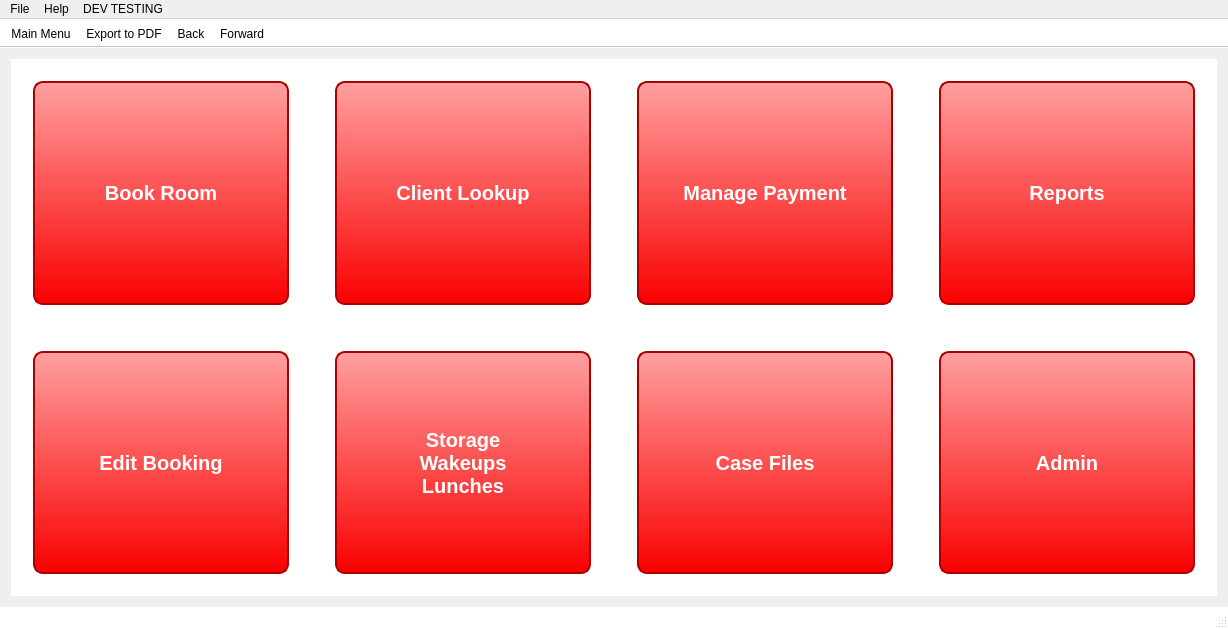
Before: the Qt Designer form ArcApp/mainwindow.ui in Arc-Project/Arc, drawn with Qt 5.
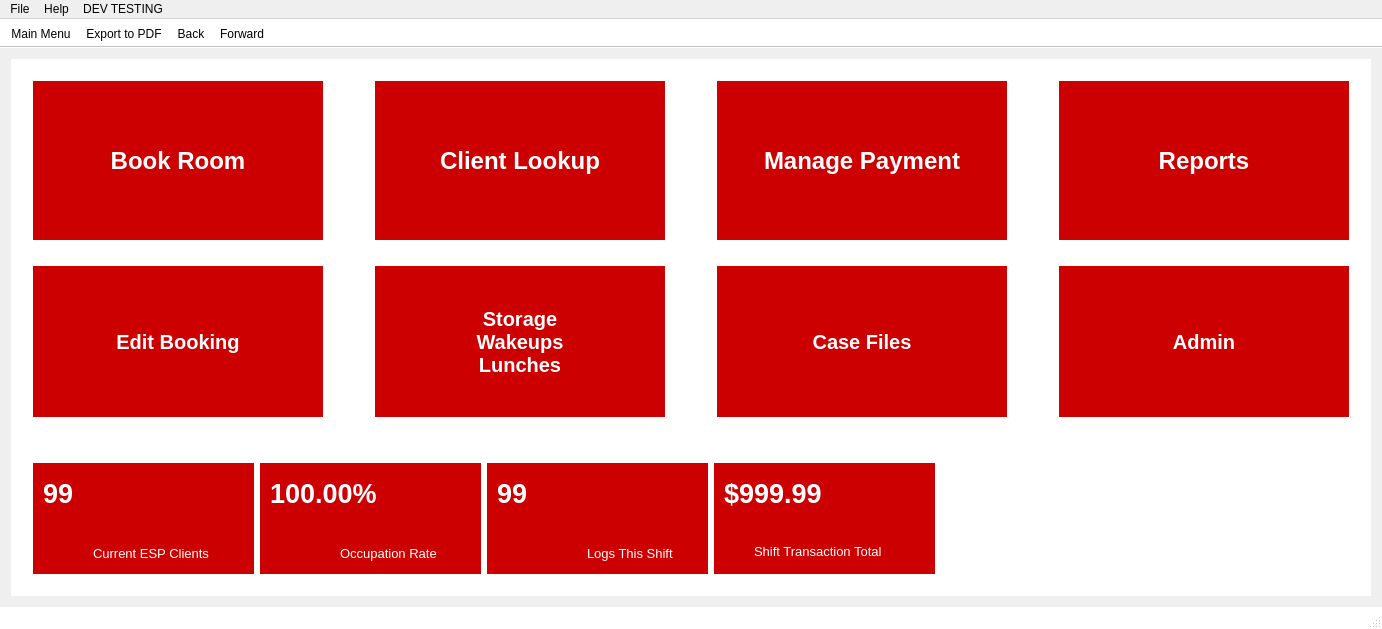
After: the same form once the commit is applied. The open tabs and pages were chosen to show the change. Icons and pictures are not drawn.

Diff of the .ui file:
```diff
--- a/ArcApp/mainwindow.ui
+++ b/ArcApp/mainwindow.ui
@@ -33,10 +33,15 @@
 
 
 QWidget#wdg_mainScreen QPushButton, QWidget#wdg_admin QPushButton/*, QWidget#wdg_reports QPushButton*/{
-	border: 2px solid #ab0000;
-	border-radius: 10px;
+/*	border: 2px solid #ab0000;*/
+	border: 0px;
+/*	border-radius: 10px; */
 	color: white;
-	background-color: qlineargradient(x1: 0, y1: 0, x2: 0, y2: 1, stop: 0 #ffa0a0, stop: 1 #f90000);
+/*	background-color: qlineargradient(x1: 0, y1: 0, x2: 0, y2: 1, stop: 0 #ffa0a0, stop: 1 #f90000); */
+/*	background-color: qlineargradient(spread:pad, x1:0.488, y1:0.7, x2:0.488, y2:1, stop:0.661692 rgba(225,68,39, 255), stop:1 rgba(255, 234, 234, 255)); */
+
+	background-color: #CC0000;
+
 }
 
 QWidget#wdg_mainScreen QPushButton:hover, QWidget#wdg_admin QPushButton:hover/*, QWidget#wdg_reports QPushButton:hover*/{
@@ -54,6 +59,7 @@
 QWidget#wdg_cashTotal{
 	background-color: #E84C3D;
 
+
 }
 QWidget#wdg_debitTotal{
 	background-color: #3598DB;
@@ -65,13 +71,35 @@
 	background-color: #1ABC9C;
 }
 
-QWidget#wdg_cashTotal QLabel, QWidget#wdg_debitTotal QLabel, QWidget#wdg_cheqTotal QLabel, QWidget#wdg_shiftTotal QLabel{
+QWidget#wdg_cashTotal QLabel, QWidget#wdg_debitTotal QLabel, QWidget#wdg_cheqTotal QLabel, QWidget#wdg_shiftTotal QLabel,
+QWidget#wdg_logsOnShift QLabel, QWidget#wdg_occRate QLabel, QWidget#wdg_totalESP QLabel, QWidget#wdg_transTotal QLabel
+{
 	color: white;
 }
 
 QLabel#lbl_editUserWarning{
 	color: red;
 }
+
+QWidget#wdg_logsOnShift {
+	/*background-color: #75B500;*/
+	background-color: #CC0000;
+}
+
+QWidget#wdg_occRate {
+	/*background-color: #EBB925;*/
+	background-color: #CC0000;
+}
+
+QWidget#wdg_totalESP {
+/*	background-color: #6AD0E1; */
+	background-color: #CC0000;
+}
+
+QWidget#wdg_transTotal {
+/*	background-color: #F18430;*/
+	background-color: #CC0000;
+}
 </string>
   </property>
   <widget class="QWidget" name="centralWidget">
@@ -86,11 +114,43 @@
         <item row="0" column="0">
          <widget class="QWidget" name="wdg_mainScreen" native="true">
           <layout class="QGridLayout" name="gridLayout_8">
-           <item row="0" column="2">
+           <item row="0" column="0" rowspan="2">
+            <widget class="QPushButton" name="bookButton">
+             <property name="sizePolicy">
+              <sizepolicy hsizetype="Minimum" vsizetype="Fixed">
+               <horstretch>0</horstretch>
+               <verstretch>0</verstretch>
+              </sizepolicy>
+             </property>
+             <property name="minimumSize">
+              <size>
+               <width>290</width>
+               <height>151</height>
+              </size>
+             </property>
+             <property name="maximumSize">
+              <size>
+               <width>437</width>
+               <height>264</height>
+              </size>
+             </property>
+             <property name="font">
+              <font>
+               <pointsize>18</pointsize>
+               <weight>75</weight>
+               <bold>true</bold>
+              </font>
+             </property>
+             <property name="text">
+              <string>Book Room</string>
+             </property>
+            </widget>
+           </item>
+           <item row="0" column="2" rowspan="2">
             <widget class="QPushButton" name="clientButton">
              <property name="minimumSize">
               <size>
-               <width>250</width>
+               <width>290</width>
                <height>151</height>
               </size>
              </property>
@@ -102,7 +162,7 @@
              </property>
              <property name="font">
               <font>
-               <pointsize>15</pointsize>
+               <pointsize>18</pointsize>
                <weight>75</weight>
                <bold>true</bold>
               </font>
@@ -112,11 +172,111 @@
              </property>
             </widget>
            </item>
+           <item row="0" column="1">
+            <spacer name="horizontalSpacer">
+             <property name="orientation">
+              <enum>Qt::Horizontal</enum>
+             </property>
+             <property name="sizeType">
+              <enum>QSizePolicy::Fixed</enum>
+             </property>
+             <property name="sizeHint" stdset="0">
+              <size>
+               <width>40</width>
+               <height>20</height>
+              </size>
+             </property>
+            </spacer>
+           </item>
+           <item row="0" column="3">
+            <spacer name="horizontalSpacer_3">
+             <property name="orientation">
+              <enum>Qt::Horizontal</enum>
+             </property>
+             <property name="sizeType">
+              <enum>QSizePolicy::Fixed</enum>
+             </property>
+             <property name="sizeHint" stdset="0">
+              <size>
+               <width>40</width>
+               <height>20</height>
+              </size>
+             </property>
+            </spacer>
+           </item>
+           <item row="0" column="4" rowspan="2">
+            <widget class="QPushButton" name="paymentButton">
+             <property name="minimumSize">
+              <size>
+               <width>290</width>
+               <height>151</height>
+              </size>
+             </property>
+             <property name="maximumSize">
+              <size>
+               <width>437</width>
+               <height>264</height>
+              </size>
+             </property>
+             <property name="font">
+              <font>
+               <pointsize>18</pointsize>
+               <weight>75</weight>
+               <bold>true</bold>
+              </font>
+             </property>
+             <property name="text">
+              <string>Manage Payment</string>
+             </property>
+            </widget>
+           </item>
+           <item row="0" column="5">
+            <spacer name="horizontalSpacer_4">
+             <property name="orientation">
+              <enum>Qt::Horizontal</enum>
+             </property>
+             <property name="sizeType">
+              <enum>QSizePolicy::Fixed</enum>
+             </property>
+             <property name="sizeHint" stdset="0">
+              <size>
+               <width>40</width>
+               <height>20</height>
+              </size>
+             </property>
+            </spacer>
+           </item>
+           <item row="0" column="6" rowspan="2">
+            <widget class="QPushButton" name="reportsButton">
+             <property name="minimumSize">
+              <size>
+               <width>290</width>
+               <height>151</height>
+              </size>
+             </property>
+             <property name="maximumSize">
+              <size>
+               <width>437</width>
+               <height>264</height>
+              </size>
+             </property>
+             <property name="font">
+              <font>
+               <pointsize>18</pointsize>
+               <weight>75</weight>
+               <bold>true</bold>
+              </font>
+             </property>
+             <property name="text">
+              <string>Reports</string>
+             </property>
+            </widget>
+           </item>
            <item row="3" column="0">
             <widget class="QPushButton" name="editbookButton">
              <property name="minimumSize">
               <size>
-               <width>250</width>
+               <width>290</width>
                <height>151</height>
               </size>
              </property>
@@ -138,37 +298,11 @@
              </property>
             </widget>
            </item>
-           <item row="0" column="6">
-            <widget class="QPushButton" name="reportsButton">
-             <property name="minimumSize">
-              <size>
-               <width>250</width>
-               <height>151</height>
-              </size>
-             </property>
-             <property name="maximumSize">
-              <size>
-               <width>437</width>
-               <height>264</height>
-              </size>
-             </property>
-             <property name="font">
-              <font>
-               <pointsize>15</pointsize>
-               <weight>75</weight>
-               <bold>true</bold>
-              </font>
-             </property>
-             <property name="text">
-              <string>Reports</string>
-             </property>
-            </widget>
-           </item>
            <item row="3" column="2">
             <widget class="QPushButton" name="swlButton">
              <property name="minimumSize">
               <size>
-               <width>250</width>
+               <width>290</width>
                <height>151</height>
               </size>
              </property>
@@ -196,7 +330,7 @@
             <widget class="QPushButton" name="adminButton">
              <property name="minimumSize">
               <size>
-               <width>250</width>
+               <width>290</width>
                <height>151</height>
               </size>
              </property>
@@ -218,69 +352,11 @@
              </property>
             </widget>
            </item>
-           <item row="0" column="0">
-            <widget class="QPushButton" name="bookButton">
-             <property name="sizePolicy">
-              <sizepolicy hsizetype="Minimum" vsizetype="Fixed">
-               <horstretch>0</horstretch>
-               <verstretch>0</verstretch>
-              </sizepolicy>
-             </property>
-             <property name="minimumSize">
-              <size>
-               <width>250</width>
-               <height>151</height>
-              </size>
-             </property>
-             <property name="maximumSize">
-              <size>
-               <width>437</width>
-               <height>264</height>
-              </size>
-             </property>
-             <property name="font">
-              <font>
-               <pointsize>15</pointsize>
-               <weight>75</weight>
-               <bold>true</bold>
-              </font>
-             </property>
-             <property name="text">
-              <string>Book Room</string>
-             </property>
-            </widget>
-           </item>
-           <item row="0" column="4">
-            <widget class="QPushButton" name="paymentButton">
-             <property name="minimumSize">
-              <size>
-               <width>250</width>
-               <height>151</height>
-              </size>
-             </property>
-             <property name="maximumSize">
-              <size>
-               <width>437</width>
-               <height>264</height>
-              </size>
-             </property>
-             <property name="font">
-              <font>
-               <pointsize>15</pointsize>
-               <weight>75</weight>
-               <bold>true</bold>
-              </font>
-             </property>
-             <property name="text">
-              <string>Manage Payment</string>
-             </property>
-            </widget>
-           </item>
            <item row="3" column="4">
             <widget class="QPushButton" name="caseButton">
              <property name="minimumSize">
               <size>
-               <width>250</width>
+               <width>290</width>
                <height>151</height>
               </size>
              </property>
@@ -302,39 +378,249 @@
              </property>
             </widget>
            </item>
-           <item row="0" column="1">
-            <spacer name="horizontalSpacer">
-             <property name="orientation">
-              <enum>Qt::Horizontal</enum>
-             </property>
-             <property name="sizeType">
-              <enum>QSizePolicy::Fixed</enum>
-             </property>
-             <property name="sizeHint" stdset="0">
-              <size>
-               <width>40</width>
-               <height>20</height>
-              </size>
-             </property>
-            </spacer>
+           <item row="6" column="0" colspan="7">
+            <layout class="QHBoxLayout" name="horizontalLayout_15">
+             <item>
+              <widget class="QWidget" name="wdg_totalESP" native="true">
+               <property name="sizePolicy">
+                <sizepolicy hsizetype="Preferred" vsizetype="Fixed">
+                 <horstretch>0</horstretch>
+                 <verstretch>0</verstretch>
+                </sizepolicy>
+               </property>
+               <property name="minimumSize">
+                <size>
+                 <width>221</width>
+                 <height>111</height>
+                </size>
+               </property>
+               <property name="maximumSize">
+                <size>
+                 <width>221</width>
+                 <height>111</height>
+                </size>
+               </property>
+               <widget class="QLabel" name="label_20">
+                <property name="geometry">
+                 <rect>
+                  <x>10</x>
+                  <y>10</y>
+                  <width>91</width>
+                  <height>41</height>
+                 </rect>
+                </property>
+                <property name="font">
+                 <font>
+                  <pointsize>20</pointsize>
+                  <weight>75</weight>
+                  <bold>true</bold>
+                 </font>
+                </property>
+                <property name="text">
+                 <string>99</string>
+                </property>
+               </widget>
+               <widget class="QLabel" name="label_21">
+                <property name="geometry">
+                 <rect>
+                  <x>60</x>
+                  <y>80</y>
+                  <width>151</width>
+                  <height>20</height>
+                 </rect>
+                </property>
+                <property name="font">
+                 <font>
+                  <pointsize>10</pointsize>
+                 </font>
+                </property>
+                <property name="text">
+                 <string>Current ESP Clients</string>
+                </property>
+               </widget>
+              </widget>
+             </item>
+             <item>
+              <widget class="QWidget" name="wdg_occRate" native="true">
+               <property name="minimumSize">
+                <size>
+                 <width>221</width>
+                 <height>111</height>
+                </size>
+               </property>
+               <property name="maximumSize">
+                <size>
+                 <width>221</width>
+                 <height>111</height>
+                </size>
+               </property>
+               <widget class="QLabel" name="label_22">
+                <property name="geometry">
+                 <rect>
+                  <x>10</x>
+                  <y>10</y>
+                  <width>191</width>
+                  <height>41</height>
+                 </rect>
+                </property>
+                <property name="font">
+                 <font>
+                  <pointsize>20</pointsize>
+                  <weight>75</weight>
+                  <bold>true</bold>
+                 </font>
+                </property>
+                <property name="text">
+                 <string>100.00%</string>
+                </property>
+               </widget>
+               <widget class="QLabel" name="label_23">
+                <property name="geometry">
+                 <rect>
+                  <x>80</x>
+                  <y>80</y>
+                  <width>131</width>
+                  <height>20</height>
+                 </rect>
+                </property>
+                <property name="font">
+                 <font>
+                  <pointsize>10</pointsize>
+                 </font>
+                </property>
+                <property name="text">
+                 <string>Occupation Rate</string>
+                </property>
+               </widget>
+              </widget>
+             </item>
+             <item>
+              <widget class="QWidget" name="wdg_logsOnShift" native="true">
+               <property name="minimumSize">
+                <size>
+                 <width>221</width>
+                 <height>111</height>
+                </size>
+               </property>
+               <property name="maximumSize">
+                <size>
+                 <width>221</width>
+                 <height>111</height>
+                </size>
+               </property>
+               <widget class="QLabel" name="label_24">
+                <property name="geometry">
+                 <rect>
+                  <x>10</x>
+                  <y>10</y>
+                  <width>91</width>
+                  <height>41</height>
+                 </rect>
+                </property>
+                <property name="font">
+                 <font>
+                  <pointsize>20</pointsize>
+                  <weight>75</weight>
+                  <bold>true</bold>
+                 </font>
+                </property>
+                <property name="text">
+                 <string>99</string>
+                </property>
+               </widget>
+               <widget class="QLabel" name="label_25">
+                <property name="geometry">
+                 <rect>
+                  <x>100</x>
+                  <y>80</y>
+                  <width>111</width>
+                  <height>20</height>
+                 </rect>
+                </property>
+                <property name="font">
+                 <font>
+                  <pointsize>10</pointsize>
+                 </font>
+                </property>
+                <property name="text">
+                 <string>Logs This Shift</string>
+                </property>
+               </widget>
+               <zorder>wdg_transTotal</zorder>
+               <zorder>label_24</zorder>
+               <zorder>label_25</zorder>
+              </widget>
+             </item>
+             <item>
+              <widget class="QWidget" name="wdg_transTotal" native="true">
+               <property name="minimumSize">
+                <size>
+                 <width>221</width>
+                 <height>111</height>
+                </size>
+               </property>
+               <property name="maximumSize">
+                <size>
+                 <width>221</width>
+                 <height>111</height>
+                </size>
+               </property>
+               <widget class="QLabel" name="label_26">
+                <property name="geometry">
+                 <rect>
+                  <x>10</x>
+                  <y>10</y>
+                  <width>201</width>
+                  <height>41</height>
+                 </rect>
+                </property>
+                <property name="font">
+                 <font>
+                  <pointsize>20</pointsize>
+                  <weight>75</weight>
+                  <bold>true</bold>
+                 </font>
+                </property>
+                <property name="text">
+                 <string>$999.99</string>
+                </property>
+               </widget>
+               <widget class="QLabel" name="label_27">
+                <property name="geometry">
+                 <rect>
+                  <x>40</x>
+                  <y>80</y>
+                  <width>171</width>
+                  <height>16</height>
+                 </rect>
+                </property>
+                <property name="font">
+                 <font>
+                  <pointsize>10</pointsize>
+                 </font>
+                </property>
+                <property name="text">
+                 <string>Shift Transaction Total</string>
+                </property>
+               </widget>
+              </widget>
+             </item>
+             <item>
+              <spacer name="horizontalSpacer_13">
+               <property name="orientation">
+                <enum>Qt::Horizontal</enum>
+               </property>
+               <property name="sizeHint" stdset="0">
+                <size>
+                 <width>40</width>
+                 <height>20</height>
+                </size>
+               </property>
+              </spacer>
+             </item>
+            </layout>
            </item>
-           <item row="0" column="3">
-            <spacer name="horizontalSpacer_3">
-             <property name="orientation">
-              <enum>Qt::Horizontal</enum>
-             </property>
-             <property name="sizeType">
-              <enum>QSizePolicy::Fixed</enum>
-             </property>
-             <property name="sizeHint" stdset="0">
-              <size>
-               <width>40</width>
-               <height>20</height>
-              </size>
-             </property>
-            </spacer>
-           </item>
-           <item row="1" column="1">
+           <item row="2" column="1">
             <spacer name="verticalSpacer">
              <property name="orientation">
               <enum>Qt::Vertical</enum>
@@ -345,23 +631,23 @@
              <property name="sizeHint" stdset="0">
               <size>
                <width>20</width>
-               <height>40</height>
+               <height>20</height>
               </size>
              </property>
             </spacer>
            </item>
-           <item row="0" column="5">
-            <spacer name="horizontalSpacer_4">
+           <item row="4" column="0">
+            <spacer name="verticalSpacer_7">
              <property name="orientation">
-              <enum>Qt::Horizontal</enum>
+              <enum>Qt::Vertical</enum>
              </property>
              <property name="sizeType">
-              <enum>QSizePolicy::Fixed</enum>
+              <enum>QSizePolicy::Minimum</enum>
              </property>
              <property name="sizeHint" stdset="0">
               <size>
-               <width>40</width>
-               <height>20</height>
+               <width>20</width>
+               <height>40</height>
               </size>
              </property>
             </spacer>
```
Left out of the diff: 1086 changed lines with no effect on the pictures.
